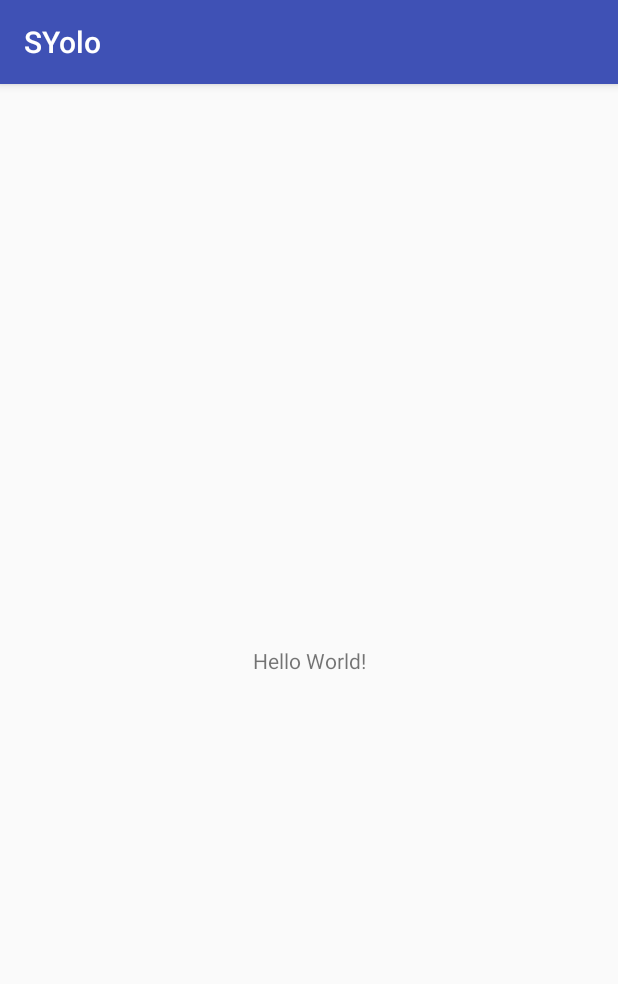
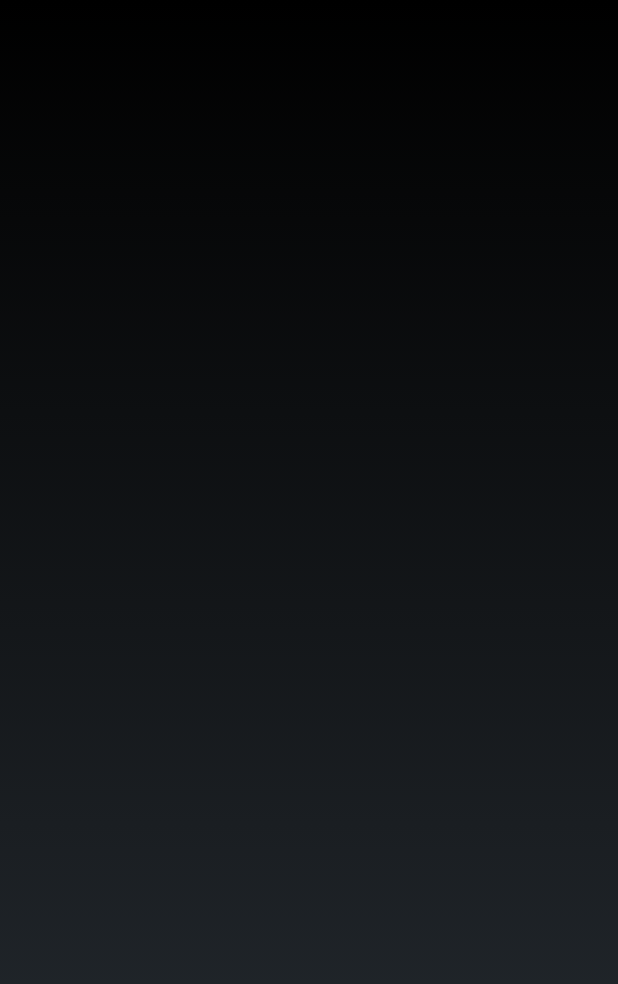
Before and after one commit to SoyeongChoi/SYolo, an Android app: the screen it shows after launch (MainActivity), on a phone screen of 412 x 824 dp. Shown: the top 984 px of the screen. Run offline under Robolectric (Android 15) with nearby library versions, the phone set to English and light mode, and no system bars; 1 statement that could not run was skipped.

Commit message:
xml 상태바 없애기

```diff
--- a/app/src/main/AndroidManifest.xml
+++ b/app/src/main/AndroidManifest.xml
@@ -6,9 +6,8 @@
         android:allowBackup="true"
         android:icon="@mipmap/ic_launcher"
         android:label="@string/app_name"
-        android:roundIcon="@mipmap/ic_launcher_round"
         android:supportsRtl="true"
-        android:theme="@style/AppTheme">
+        android:theme="@android:style/Theme.NoTitleBar">
         <activity android:name=".MainActivity">
             <intent-filter>
                 <action android:name="android.intent.action.MAIN" />
--- a/app/src/main/java/com/example/hyeminj/syolo/MainActivity.java
+++ b/app/src/main/java/com/example/hyeminj/syolo/MainActivity.java
@@ -9,6 +9,7 @@ public class MainActivity extends AppCompatActivity {
     protected void onCreate(Bundle savedInstanceState) {
         super.onCreate(savedInstanceState);
         setContentView(R.layout.activity_main);
-        System.out.println("test");
     }
+
+
 }
--- a/app/src/main/res/layout/activity_main.xml
+++ b/app/src/main/res/layout/activity_main.xml
@@ -6,13 +6,4 @@
     android:layout_height="match_parent"
     tools:context=".MainActivity">
 
-    <TextView
-        android:layout_width="wrap_content"
-        android:layout_height="wrap_content"
-        android:text="Hello World!"
-        app:layout_constraintBottom_toBottomOf="parent"
-        app:layout_constraintLeft_toLeftOf="parent"
-        app:layout_constraintRight_toRightOf="parent"
-        app:layout_constraintTop_toTopOf="parent" />
-
 </android.support.constraint.ConstraintLayout>
--- a/app/src/main/res/values/styles.xml
+++ b/app/src/main/res/values/styles.xml
@@ -6,6 +6,9 @@
         <item name="colorPrimary">@color/colorPrimary</item>
         <item name="colorPrimaryDark">@color/colorPrimaryDark</item>
         <item name="colorAccent">@color/colorAccent</item>
+        <item name="windowActionBar">false</item>
+        <item name="windowNoTitle">true</item>
+
     </style>
 
 </resources>
```
